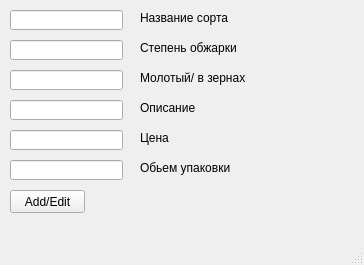
Eneanuch/espresso, file addEditCoffeeForm.ui: the form before one commit.
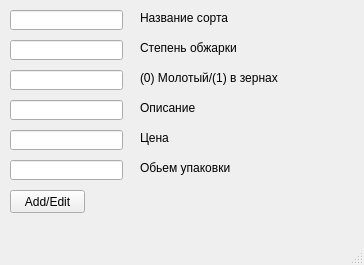
The form after the commit.

Commit message: add new function for edit and add elements

Diff of the .ui file:
```diff
--- a/addEditCoffeeForm.ui
+++ b/addEditCoffeeForm.ui
@@ -123,7 +123,7 @@
      </rect>
     </property>
     <property name="text">
-     <string>Молотый/ в зернах</string>
+     <string>(0) Молотый/(1) в зернах</string>
     </property>
    </widget>
    <widget class="QLabel" name="label_4">
```
The commit also changes 2 other files.
